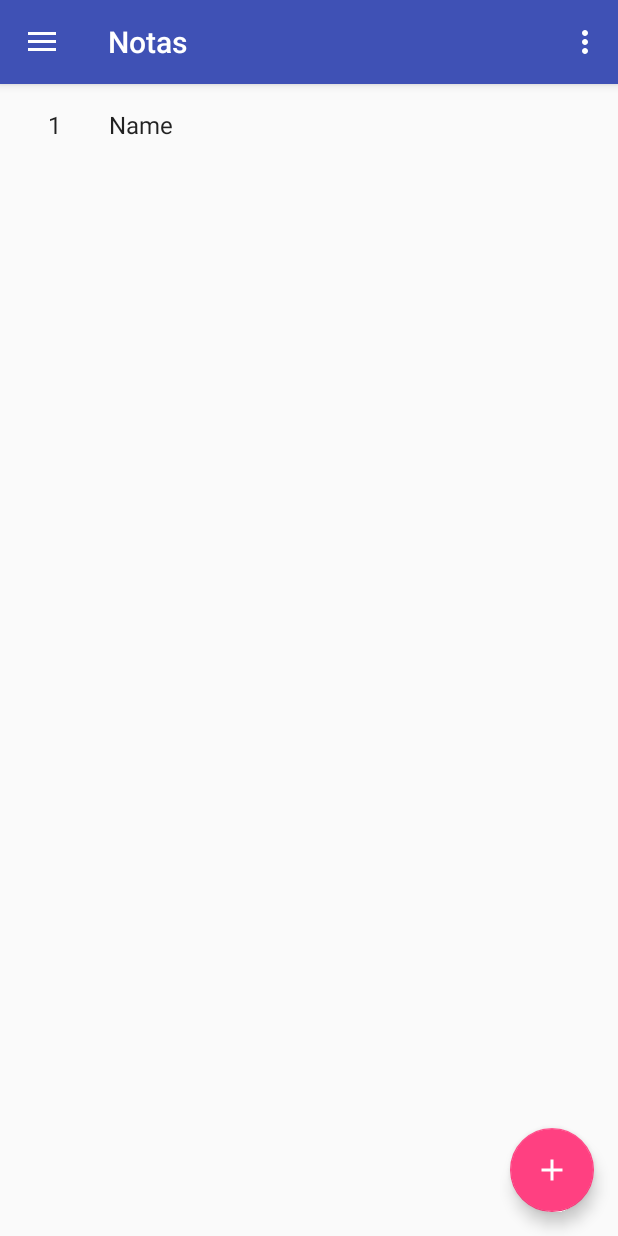
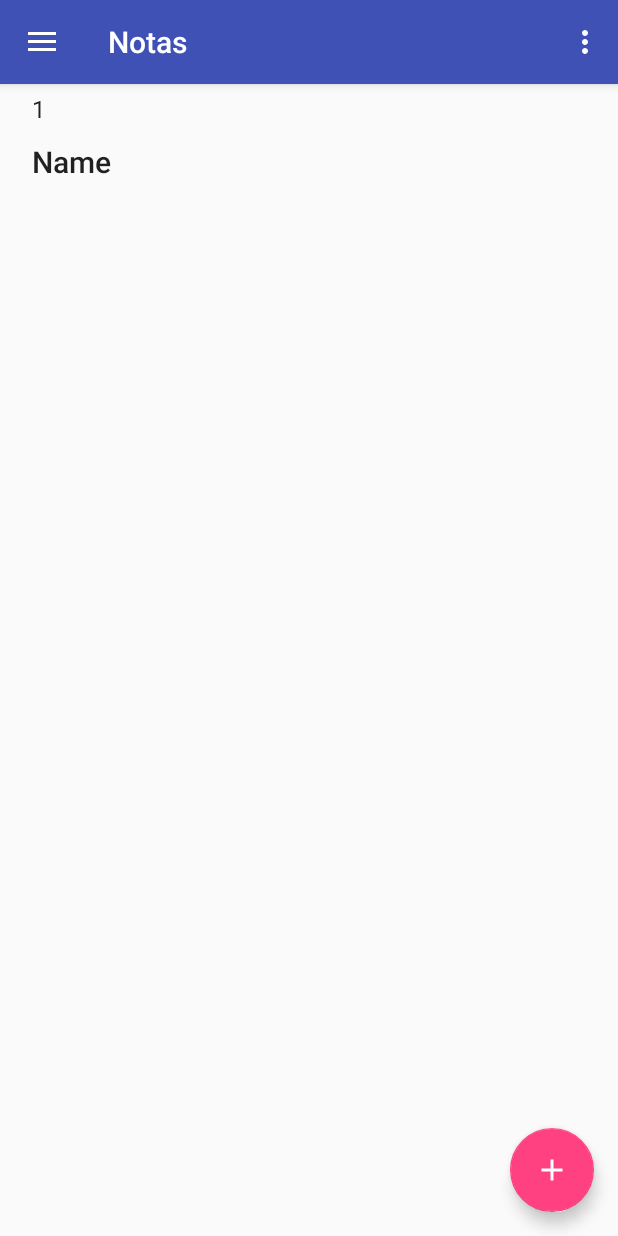
Before and after one commit to DanielFrancoOrtiz/proNotas, an Android app: the fragment NotaTareaFragment placed in its activity, on a phone screen of 412 x 824 dp. Run offline under Robolectric (Android 15) with nearby library versions, the phone set to English and light mode, and no system bars.

Commit message:
funcion de editar notas y accion de clicklong para la lista de notas

```diff
--- a/Notas/app/src/main/java/com/proyect/notas/MyNotaTareaRecyclerViewAdapter.java
+++ b/Notas/app/src/main/java/com/proyect/notas/MyNotaTareaRecyclerViewAdapter.java
@@ -38,10 +38,11 @@ public class MyNotaTareaRecyclerViewAdapter extends RecyclerView.Adapter<MyNotaT
     }
 
     @Override
-    public void onBindViewHolder(final ViewHolder holder, int position) {
+    public void onBindViewHolder(final ViewHolder holder, final int position) {
         holder.mItem = mValues.get(position);
         holder.mIdView.setText(String.valueOf( mValues.get(position).getId()));
         holder.mContentView.setText(mValues.get(position).getTitulo());
+
 
         holder.mView.setOnClickListener(new View.OnClickListener() {
             @Override
@@ -49,7 +50,14 @@ public class MyNotaTareaRecyclerViewAdapter extends RecyclerView.Adapter<MyNotaT
                 if (null != mListener) {
                     // Notify the active callbacks interface (the activity, if the
                     // fragment is attached to one) that an item has been selected.
-                    mListener.onListFragmentInteraction(holder.mItem,false);
+                    //mListener.onListFragmentInteraction(holder.mItem,false);
+                    if(holder.mDescriptionView.getText()!=""){
+                        holder.mDescriptionView.setEnabled(false);
+                        holder.mDescriptionView.setText("");
+                    }else {
+                        holder.mDescriptionView.setText(mValues.get(position).getDescripcion());
+                        holder.mDescriptionView.setEnabled(true);
+                    }
                 }
             }
         });
@@ -73,6 +81,7 @@ public class MyNotaTareaRecyclerViewAdapter extends RecyclerView.Adapter<MyNotaT
         public final View mView;
         public final TextView mIdView;
         public final TextView mContentView;
+        public final TextView mDescriptionView;
         public NotaTarea mItem;
 
         public ViewHolder(View view) {
@@ -80,6 +89,8 @@ public class MyNotaTareaRecyclerViewAdapter extends RecyclerView.Adapter<MyNotaT
             mView = view;
             mIdView = (TextView) view.findViewById(R.id.id);
             mContentView = (TextView) view.findViewById(R.id.content);
+            mDescriptionView = (TextView) view.findViewById(R.id.description);
+            mDescriptionView.setEnabled(false);
         }
 
         @Override
--- a/Notas/app/src/main/res/layout/fragment_notatarea.xml
+++ b/Notas/app/src/main/res/layout/fragment_notatarea.xml
@@ -1,20 +1,28 @@
 <?xml version="1.0" encoding="utf-8"?>
 <LinearLayout xmlns:android="http://schemas.android.com/apk/res/android"
-    android:layout_width="wrap_content"
+    android:layout_width="match_parent"
     android:layout_height="wrap_content"
-    android:orientation="horizontal">
+    android:orientation="vertical">
 
     <TextView
         android:id="@+id/id"
         android:layout_width="wrap_content"
         android:layout_height="wrap_content"
-        android:layout_margin="@dimen/text_margin"
+        android:layout_margin="@dimen/text_margin_1"
         android:textAppearance="?attr/textAppearanceListItem" />
 
     <TextView
         android:id="@+id/content"
-        android:layout_width="wrap_content"
+        android:layout_width="match_parent"
         android:layout_height="wrap_content"
-        android:layout_margin="@dimen/text_margin"
-        android:textAppearance="?attr/textAppearanceListItem" />
+        android:layout_margin="@dimen/text_margin_1"
+        android:textAppearance="@style/TextAppearance.AppCompat.Light.SearchResult.Title" />
+
+    <TextView
+        android:id="@+id/description"
+        android:layout_width="match_parent"
+        android:layout_height="wrap_content"
+        android:layout_margin="@dimen/text_margin_1"
+        android:textAppearance="@style/TextAppearance.AppCompat.Notification" />
+
 </LinearLayout>
--- a/Notas/app/src/main/res/values/dimens.xml
+++ b/Notas/app/src/main/res/values/dimens.xml
@@ -6,4 +6,5 @@
     <dimen name="nav_header_height">160dp</dimen>
     <dimen name="fab_margin">16dp</dimen>
     <dimen name="text_margin">16dp</dimen>
+    <dimen name="text_margin_1">5dp</dimen>
 </resources>
--- /dev/null
+++ b/Notas/app/src/main/res/values/options_array.xml
@@ -0,0 +1,8 @@
+<?xml version="1.0" encoding="utf-8"?>
+<resources>
+
+    <array name="options">
+        <item>Delete</item>
+        <item>Edit</item>
+    </array>
+</resources>
--- a/Notas/app/src/main/res/values/strings.xml
+++ b/Notas/app/src/main/res/values/strings.xml
@@ -10,7 +10,7 @@
     <string name="hello_blank_fragment">Hello blank fragment</string>
 
     <string name="deleting_message">Are you sure to eliminate this element?</string>
-    <string name="title_dialog">Delete</string>
+    <string name="title_dialog">What are you doing with this element?</string>
     <string name="Audios">Audios</string>
     <string name="Photos">Photos</string>
     <string name="Videos">Videos</string>
@@ -18,4 +18,5 @@
     <string name="Share">Share</string>
     <string name="Send">Send</string>
     <string name="seccion_title">Communicate</string>
+
 </resources>
```
Also changed, not shown: Notas/app/src/main/java/com/proyect/notas/MainActivity.java (+35 -23 lines), Notas/app/src/main/java/com/proyect/notas/addNota.java (+18 -0 lines), Notas/app/src/main/java/com/proyect/notas/addPhoto.java (deleted, +0 -108 lines), Notas/app/src/main/java/com/proyect/notas/addVideo.java (deleted, +0 -108 lines), Notas/app/src/main/res/layout/fragment_add_nota.xml (+7 -7 lines), Notas/app/src/main/res/layout/fragment_add_photo.xml (deleted, +0 -13 lines), Notas/app/src/main/res/layout/fragment_add_video.xml (deleted, +0 -13 lines), Notas/app/src/main/res/layout/fragment_camera.xml (deleted, +0 -13 lines), Notas/app/src/main/res/layout/fragment_video.xml (deleted, +0 -13 lines).
